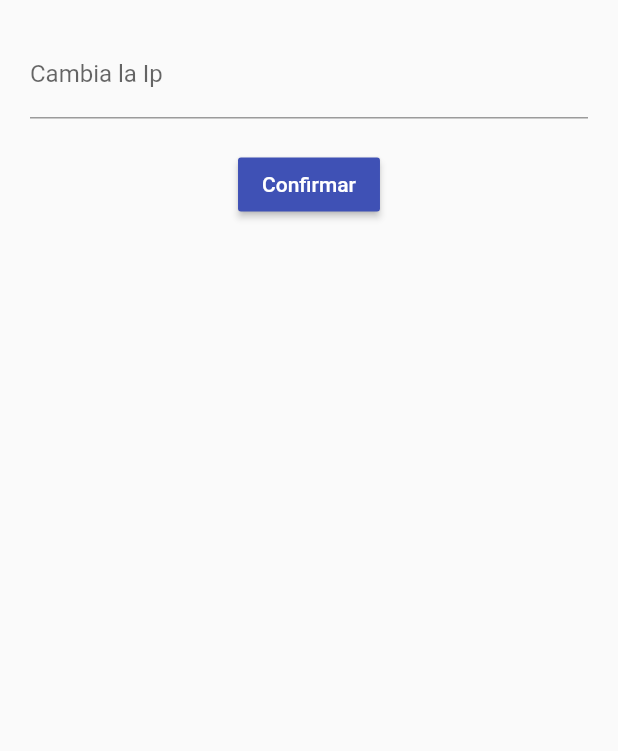
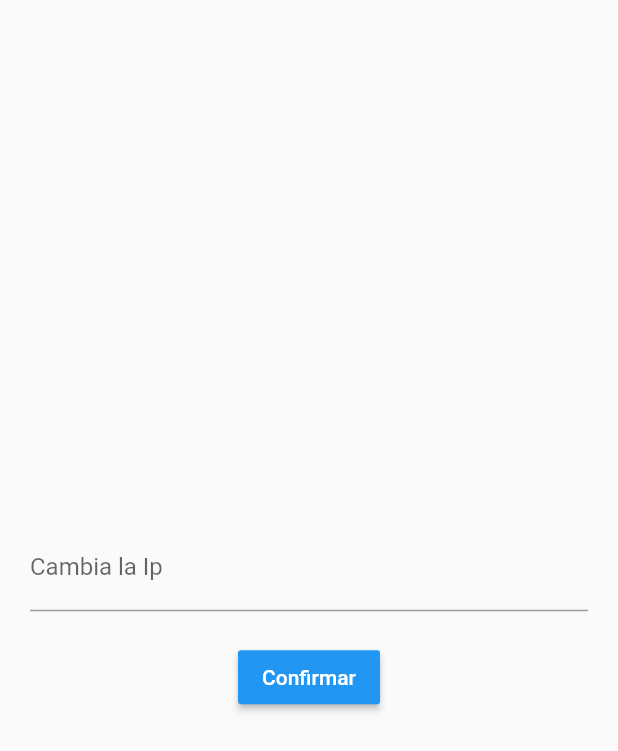
Before and after one commit to fabianpombal/lpro_client_app, a Flutter app: the SelectIpScreen screen opened by its route, on a phone screen of 412 x 824 dp. Shown: the top 751 px of the screen. Run offline on Flutter 3.47's test engine with Material 2 defaults, Android fonts, the phone set to English and light mode, and no system bars; our stand-ins replace flutter_spinkit, socket_io_client; network calls fail.

Commit message:
cambio mqtt

```diff
--- a/lib/models/producto.dart
+++ b/lib/models/producto.dart
@@ -6,20 +6,20 @@ import 'dart:convert';
 
 class Producto {
   Producto({
-    required this.estante,
+    required this.columna,
     required this.name,
     required this.picture,
     required this.rfidTag,
     required this.stock,
-    required this.valda,
+    required this.fila,
   });
 
-  int estante;
+  int columna;
   String name;
   String picture;
   String rfidTag;
   int stock;
-  int valda;
+  int fila;
   String? id;
 
   factory Producto.fromJson(String str) => Producto.fromMap(json.decode(str));
@@ -27,19 +27,19 @@ class Producto {
   String toJson() => json.encode(toMap());
 
   factory Producto.fromMap(Map<String, dynamic> json) => Producto(
-      estante: json["estante"],
+      columna: json["columna"],
       name: json["name"],
       picture: json["picture"],
       rfidTag: json["rfidTag"],
       stock: json["stock"],
-      valda: json["valda"]);
+      fila: json["fila"]);
 
   Map<String, dynamic> toMap() => {
-        "estante": estante,
+        "columna": columna,
         "name": name,
         "picture": picture,
         "rfidTag": rfidTag,
         "stock": stock,
-        "valda": valda,
+        "fila": fila,
       };
 }
--- a/lib/screens/select_ip_screen.dart
+++ b/lib/screens/select_ip_screen.dart
@@ -15,6 +15,7 @@ class SelectIpScreen extends StatelessWidget {
             child: Padding(
           padding: const EdgeInsets.all(20.0),
           child: Column(
+            mainAxisAlignment: MainAxisAlignment.center,
             children: [
               TextFormField(
                 decoration: InputDecoration(
@@ -36,7 +37,7 @@ class SelectIpScreen extends StatelessWidget {
                   "Confirmar",
                   style: TextStyle(color: Colors.white),
                 ),
-                color: Colors.indigo,
+                color: Colors.blue,
               )
             ],
           ),
--- a/pubspec.yaml
+++ b/pubspec.yaml
@@ -49,9 +49,8 @@ flutter:
   # the material Icons class.
   uses-material-design: true
   # To add assets to your application, add an assets section, like this:
-  # assets:
-  #   - images/a_dot_burr.jpeg
-  #   - images/a_dot_ham.jpeg
+  assets:
+    - assets/
   # An image asset can refer to one or more resolution-specific "variants", see
   # https://flutter.dev/assets-and-images/#resolution-aware.
   # For details regarding adding assets from package dependencies, see
```
Also changed, not shown: lib/screens/home_screen.dart (+72 -28 lines), lib/screens/loading_page.dart (+23 -0 lines), lib/services/product_service.dart (+20 -0 lines), assets/load.gif (added).
